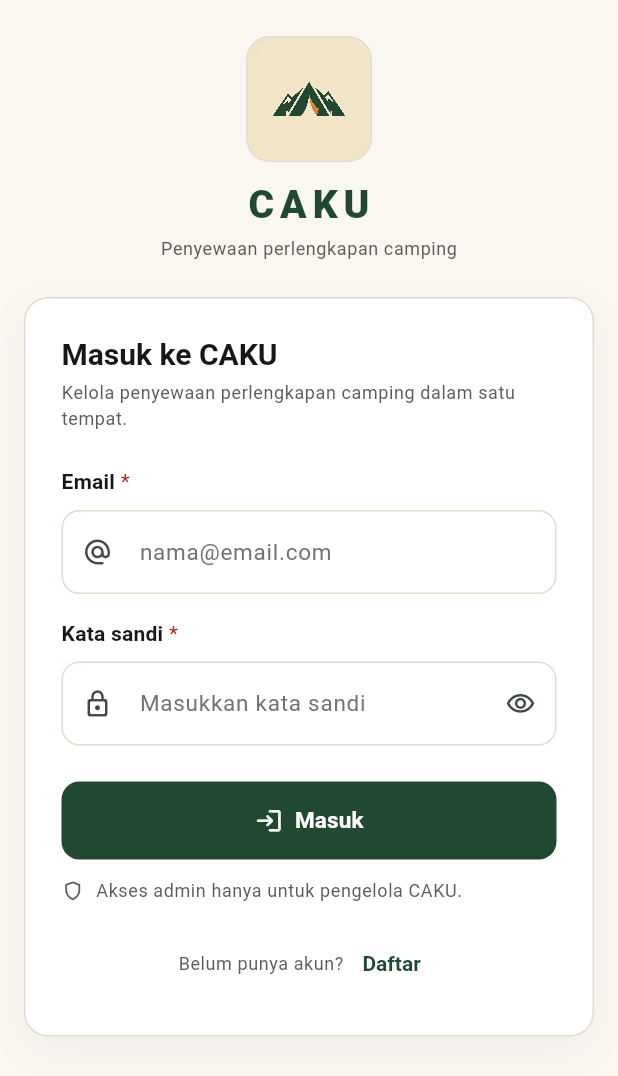
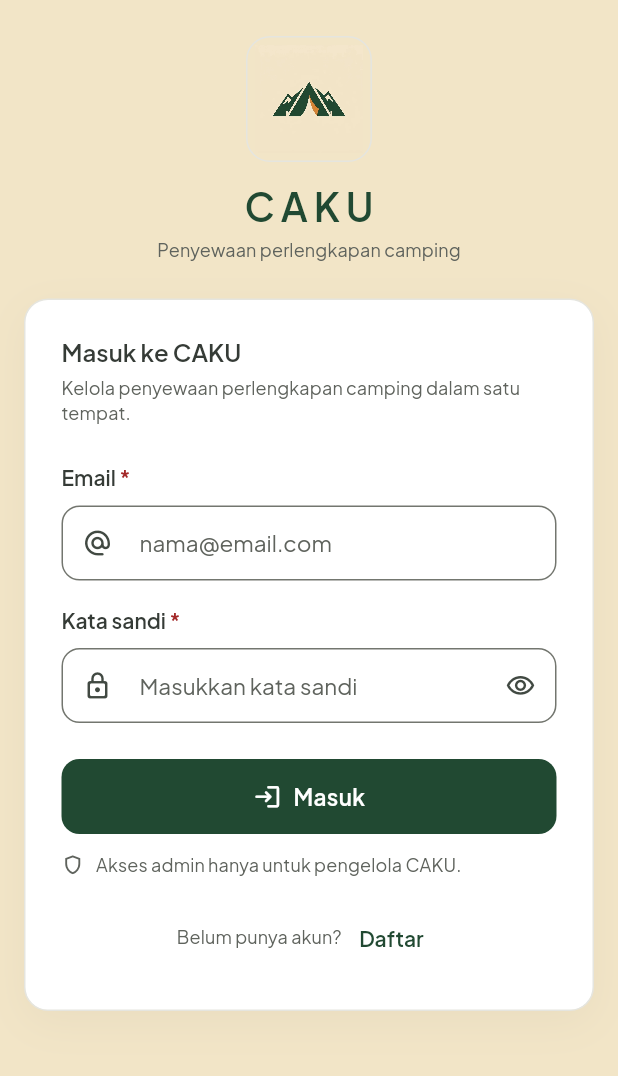
Before and after one commit to argottzz/Frontend-Caku, a Flutter app: the screen it shows after launch, on a phone screen of 412 x 824 dp. Shown: the top 1076 px of the screen. Run offline on Flutter 3.47's test engine with Material 3 defaults, Android fonts, the phone set to English and light mode, and no system bars; our stand-ins replace flutter_secure_storage, image_picker; accounts and stored records are empty.

Commit message:
feat: apply CAKU design tokens (colors, typography, spacing, radius) from FINAL DESIGN SPEC

```diff
--- a/lib/core/theme/app_colors.dart
+++ b/lib/core/theme/app_colors.dart
@@ -6,37 +6,61 @@ abstract final class AppColors {
   // Identitas merek
   static const Color forest = Color(0xFF214932);
   static const Color forestDeep = Color(0xFF163322);
-  static const Color orange = Color(0xFFD48432);
-  static const Color cream = Color(0xFFF2E5C7);
+  static const Color orange = Color(0xFFD48432); // Accent Block / Badge
+  static const Color cream = Color(0xFFF2E5C7); // Sand Cream
 
   // Netral
   static const Color white = Color(0xFFFFFFFF);
   static const Color nearBlack = Color(0xFF171717);
-  static const Color gray = Color(0xFF737373);
-  static const Color lightGray = Color(0xFFE5E5E5);
+  static const Color gray = Color(0xFF5F635D); // Muted Earth Gray
+  static const Color lightGray = Color(0xFFE5E5DF); // Disabled Surface / Hairline
 
   // Permukaan
-  static const Color background = Color(0xFFFAF7F1);
-  static const Color surface = white;
-  static const Color surfaceMuted = Color(0xFFF4F0E8);
-  static const Color border = Color(0xFFE3DCCE);
+  static const Color background = Color(0xFFF2E5C7); // Sand Cream
+  static const Color surface = white; // Pure White
+  static const Color surfaceMuted = Color(0xFFF5F5F3); // Soft Stone (read-only)
+  static const Color border = Color(0xFFE5E5DF); // Divider / Hairline
+  static const Color controlBorder = Color(0xFF73766F); // Slate Olive
+  static const Color focusBorder = forest; // Forest Green
+  static const Color errorBorder = Color(0xFFA32929);
 
   // Teks
-  static const Color textPrimary = nearBlack;
-  static const Color textSecondary = Color(0xFF5C5C5C);
+  static const Color textPrimary = Color(0xFF353B36); // Charcoal Forest
+  static const Color textSecondary = Color(0xFF5F635D); // Muted Earth Gray
   static const Color textOnDark = white;
+  static const Color textOnOrange = Color(0xFF1F1A14); // Dark Espresso
+  static const Color accentText = Color(0xFF9E5814); // Deep Ochre (teks oranye di atas putih)
+  static const Color decorativeIcon = Color(0xFF8A8A84);
 
-  // Status
+  // Status (wajib disertai ikon + label teks)
+  static const Color pendingBg = Color(0xFFFFF0D9);
+  static const Color pendingText = Color(0xFF8A4A0B);
+  static const Color approvedBg = Color(0xFFE8F1E9);
+  static const Color approvedText = Color(0xFF477653);
+  static const Color ongoingBg = Color(0xFFE5EFF8);
+  static const Color ongoingText = Color(0xFF2E5B7A);
+  static const Color overdueBg = Color(0xFFFCE8E8);
+  static const Color overdueText = Color(0xFFA32929);
+  static const Color completedBg = forest;
+  static const Color completedText = white;
+  static const Color rejectedBg = Color(0xFFFCE8E8);
+  static const Color rejectedText = Color(0xFFA32929);
+
+  // Status lama (alias agar kode lama tetap jalan)
   static const Color success = Color(0xFF2E7D32);
   static const Color successSurface = Color(0xFFE8F3E9);
-  static const Color warning = Color(0xFFB7791F);
-  static const Color warningSurface = Color(0xFFFBF1DF);
-  static const Color error = Color(0xFFB3261E);
-  static const Color errorSurface = Color(0xFFFBE9E8);
-  static const Color info = Color(0xFF2563EB);
-  static const Color infoSurface = Color(0xFFE8EFFC);
+  static const Color warning = Color(0xFF8A4A0B);
+  static const Color warningSurface = Color(0xFFFFF0D9);
+  static const Color error = Color(0xFFA32929);
+  static const Color errorSurface = Color(0xFFFCE8E8);
+  static const Color info = Color(0xFF2E5B7A);
+  static const Color infoSurface = Color(0xFFE5EFF8);
 
   // Aksen lembut
   static const Color forestSurface = Color(0xFFE7EDE8);
   static const Color orangeSurface = Color(0xFFFAEBD9);
+
+  // Disabled
+  static const Color disabledSurface = Color(0xFFE5E5DF);
+  static const Color disabledText = Color(0xFF5F635D);
 }
--- a/lib/core/theme/app_theme.dart
+++ b/lib/core/theme/app_theme.dart
@@ -12,98 +12,146 @@ abstract final class AppSpacing {
   static const double xl = 24;
   static const double xxl = 32;
   static const double xxxl = 48;
+
+  // Token khusus sesuai spesifikasi CAKU
+  static const double screen = 20; // padding horizontal layar
+  static const double section = 20; // jarak antar kelompok utama
+  static const double labelGap = 6; // jarak label ke input
+  static const double card = 16; // padding dalam card
+  static const double listItem = 12; // jarak antar kartu dalam daftar
+  static const double grid = 12; // jarak grid
+  static const double formField = 16; // jarak antar input
+  static const double inline = 8; // jarak ikon ke label
 }
 
 /// Radius sudut yang konsisten.
 abstract final class AppRadius {
-  static const double sm = 8;
-  static const double md = 12;
-  static const double lg = 16;
+  static const double sm = 8; // status pill / badge
+  static const double md = 12; // button & text input
+  static const double lg = 16; // card / container utama
+  static const double chip = 10; // filter chip
+  static const double modal = 20; // modal dialog
+  static const double bottomSheet = 20; // bottom sheet (atas)
   static const double pill = 999;
 }
 
 abstract final class AppTheme {
+  static const String fontFamily = 'PlusJakartaSans';
+
   static ThemeData get light {
     final base = ThemeData(
       useMaterial3: true,
       brightness: Brightness.light,
+      fontFamily: fontFamily,
       colorScheme: ColorScheme.fromSeed(
         seedColor: AppColors.forest,
         primary: AppColors.forest,
         onPrimary: AppColors.white,
         secondary: AppColors.orange,
-        onSecondary: AppColors.white,
+        onSecondary: AppColors.textOnOrange,
         surface: AppColors.surface,
         onSurface: AppColors.textPrimary,
         error: AppColors.error,
+        onError: AppColors.white,
       ),
       scaffoldBackgroundColor: AppColors.background,
       visualDensity: VisualDensity.standard,
     );
 
     final textTheme = base.textTheme
-        .apply(
-          bodyColor: AppColors.textPrimary,
-          displayColor: AppColors.textPrimary,
-        )
+        .apply(fontFamily: fontFamily)
         .copyWith(
+          // Display / H1
+          displayLarge: const TextStyle(
+            fontSize: 26,
+            height: 1.25,
+            fontWeight: FontWeight.w700,
+            letterSpacing: -0.3,
+            color: AppColors.textPrimary,
+            fontFamily: fontFamily,
+          ),
+          // Heading / H2
           headlineLarge: const TextStyle(
-            fontSize: 30,
-            height: 1.2,
-            fontWeight: FontWeight.w800,
-            letterSpacing: -0.6,
+            fontSize: 20,
+            height: 1.30,
+            fontWeight: FontWeight.w600,
+            letterSpacing: -0.2,
             color: AppColors.textPrimary,
+            fontFamily: fontFamily,
           ),
-          headlineMedium: const TextStyle(
-            fontSize: 24,
-            height: 1.25,
-            fontWeight: FontWeight.w800,
-            letterSpacing: -0.4,
-            color: AppColors.textPrimary,
-          ),
-          headlineSmall: const TextStyle(
-            fontSize: 20,
-            height: 1.3,
-            fontWeight: FontWeight.w700,
-            color: AppColors.textPrimary,
-          ),
+          // Title / H3
           titleLarge: const TextStyle(
-            fontSize: 18,
-            height: 1.3,
-            fontWeight: FontWeight.w700,
-            color: AppColors.textPrimary,
-          ),
-          titleMedium: const TextStyle(
             fontSize: 16,
             height: 1.35,
             fontWeight: FontWeight.w600,
+            letterSpacing: 0,
             color: AppColors.textPrimary,
+            fontFamily: fontFamily,
           ),
+          // Body
           bodyLarge: const TextStyle(
-            fontSize: 16,
-            height: 1.5,
+            fontSize: 14,
+            height: 1.50,
+            fontWeight: FontWeight.w400,
+            letterSpacing: 0,
             color: AppColors.textPrimary,
+            fontFamily: fontFamily,
           ),
+          // Body Strong
           bodyMedium: const TextStyle(
             fontSize: 14,
-            height: 1.5,
+            height: 1.50,
+            fontWeight: FontWeight.w600,
+            letterSpacing: 0,
             color: AppColors.textPrimary,
+            fontFamily: fontFamily,
           ),
+          // Caption
           bodySmall: const TextStyle(
             fontSize: 12,
-            height: 1.45,
+            height: 1.40,
+            fontWeight: FontWeight.w400,
+            letterSpacing: 0.1,
             color: AppColors.textSecondary,
+            fontFamily: fontFamily,
           ),
+          // Caption Bold / label
           labelLarge: const TextStyle(
             fontSize: 15,
-            height: 1.2,
-            fontWeight: FontWeight.w700,
+            height: 1.20,
+            fontWeight: FontWeight.w600,
+            letterSpacing: 0.2,
+            color: AppColors.textPrimary,
+            fontFamily: fontFamily,
+          ),
+          labelMedium: const TextStyle(
+            fontSize: 12,
+            height: 1.40,
+            fontWeight: FontWeight.w600,
             letterSpacing: 0.1,
+            color: AppColors.textPrimary,
+            fontFamily: fontFamily,
+          ),
+          labelSmall: const TextStyle(
+            fontSize: 12,
+            height: 1.40,
+            fontWeight: FontWeight.w400,
+            letterSpacing: 0.1,
+            color: AppColors.textSecondary,
+            fontFamily: fontFamily,
           ),
         );
 
+    // Alias yang dipakai kode lama: headlineMedium, headlineSmall, titleMedium, titleSmall
+    final textThemeFull = textTheme.copyWith(
+      headlineMedium: textTheme.headlineLarge,
+      headlineSmall: textTheme.titleLarge,
+      titleMedium: textTheme.titleLarge,
+      titleSmall: textTheme.labelMedium,
+    );
+
     return base.copyWith(
-      textTheme: textTheme,
+      textTheme: textThemeFull,
       splashFactory: InkSparkle.splashFactory,
       appBarTheme: const AppBarTheme(
         backgroundColor: AppColors.background,
@@ -115,37 +163,70 @@ abstract final class AppTheme {
           fontSize: 18,
           fontWeight: FontWeight.w700,
           color: AppColors.textPrimary,
+          fontFamily: fontFamily,
         ),
       ),
       inputDecorationTheme: InputDecorationTheme(
         filled: true,
         fillColor: AppColors.surface,
         contentPadding: const EdgeInsets.symmetric(
-          horizontal: AppSpacing.lg,
-          vertical: AppSpacing.lg,
+          horizontal: 14,
+          vertical: 14,
         ),
-        hintStyle: const TextStyle(color: AppColors.gray, fontSize: 15),
-        labelStyle: const TextStyle(color: AppColors.textSecondary),
+        hintStyle: const TextStyle(
+          color: AppColors.textSecondary,
+          fontSize: 15,
+          fontFamily: fontFamily,
+        ),
+        labelStyle: const TextStyle(
+          color: AppColors.textSecondary,
+          fontFamily: fontFamily,
+        ),
         floatingLabelStyle: const TextStyle(
           color: AppColors.forest,
           fontWeight: FontWeight.w600,
+          fontFamily: fontFamily,
         ),
-        border: _border(AppColors.border),
-        enabledBorder: _border(AppColors.border),
-        focusedBorder: _border(AppColors.forest, width: 1.6),
-        errorBorder: _border(AppColors.error),
-        focusedErrorBorder: _border(AppColors.error, width: 1.6),
-        errorStyle: const TextStyle(color: AppColors.error, fontSize: 12),
+        border: OutlineInputBorder(
+          borderRadius: BorderRadius.circular(AppRadius.md),
+          borderSide: const BorderSide(color: AppColors.controlBorder, width: 1),
+        ),
+        enabledBorder: OutlineInputBorder(
+          borderRadius: BorderRadius.circular(AppRadius.md),
+          borderSide: const BorderSide(color: AppColors.controlBorder, width: 1),
+        ),
+        focusedBorder: OutlineInputBorder(
+          borderRadius: BorderRadius.circular(AppRadius.md),
+          borderSide: const BorderSide(color: AppColors.focusBorder, width: 1.5),
+        ),
+        errorBorder: OutlineInputBorder(
+          borderRadius: BorderRadius.circular(AppRadius.md),
+          borderSide: const BorderSide(color: AppColors.errorBorder, width: 1.5),
+        ),
+        focusedErrorBorder: OutlineInputBorder(
+          borderRadius: BorderRadius.circular(AppRadius.md),
+          borderSide: const BorderSide(color: AppColors.errorBorder, width: 1.5),
+        ),
+        errorStyle: const TextStyle(
+          color: AppColors.error,
+          fontSize: 12,
+          fontFamily: fontFamily,
+        ),
       ),
       filledButtonTheme: FilledButtonThemeData(
         style: FilledButton.styleFrom(
           backgroundColor: AppColors.forest,
           foregroundColor: AppColors.textOnDark,
-          disabledBackgroundColor: AppColors.lightGray,
-          disabledForegroundColor: AppColors.gray,
-          minimumSize: const Size(0, 52),
+          disabledBackgroundColor: AppColors.disabledSurface,
+          disabledForegroundColor: AppColors.disabledText,
+          minimumSize: const Size(0, 50),
           padding: const EdgeInsets.symmetric(horizontal: AppSpacing.xl),
-          textStyle: textTheme.labelLarge,
+          textStyle: const TextStyle(
+            fontSize: 15,
+            fontWeight: FontWeight.w600,
+            letterSpacing: 0.2,
+            fontFamily: fontFamily,
+          ),
           shape: RoundedRectangleBorder(
             borderRadius: BorderRadius.circular(AppRadius.md),
           ),
@@ -154,10 +235,15 @@ abstract final class AppTheme {
       outlinedButtonTheme: OutlinedButtonThemeData(
         style: OutlinedButton.styleFrom(
           foregroundColor: AppColors.forest,
-          minimumSize: const Size(0, 52),
+          minimumSize: const Size(0, 50),
           padding: const EdgeInsets.symmetric(horizontal: AppSpacing.xl),
-          textStyle: textTheme.labelLarge,
-          side: const BorderSide(color: AppColors.forest, width: 1.4),
+          textStyle: const TextStyle(
+            fontSize: 15,
+            fontWeight: FontWeight.w600,
+            letterSpacing: 0.2,
+            fontFamily: fontFamily,
+          ),
+          side: const BorderSide(color: AppColors.forest, width: 1.5),
           shape: RoundedRectangleBorder(
             borderRadius: BorderRadius.circular(AppRadius.md),
           ),
@@ -166,7 +252,10 @@ abstract final class AppTheme {
       textButtonTheme: TextButtonThemeData(
         style: TextButton.styleFrom(
           foregroundColor: AppColors.forest,
-          textStyle: const TextStyle(fontWeight: FontWeight.w600),
+          textStyle: const TextStyle(
+            fontWeight: FontWeight.w600,
+            fontFamily: fontFamily,
+          ),
         ),
       ),
       cardTheme: CardThemeData(
@@ -188,18 +277,19 @@ abstract final class AppTheme {
         backgroundColor: AppColors.surface,
         surfaceTintColor: Colors.transparent,
         indicatorColor: AppColors.forestSurface,
-        height: 68,
+        height: 64,
         elevation: 0,
         labelBehavior: NavigationDestinationLabelBehavior.alwaysShow,
         labelTextStyle: WidgetStateProperty.resolveWith(
           (states) => TextStyle(
             fontSize: 12,
             fontWeight: states.contains(WidgetState.selected)
-                ? FontWeight.w700
-                : FontWeight.w500,
+                ? FontWeight.w600
+                : FontWeight.w400,
             color: states.contains(WidgetState.selected)
                 ? AppColors.forest
                 : AppColors.textSecondary,
+            fontFamily: fontFamily,
           ),
         ),
         iconTheme: WidgetStateProperty.resolveWith(
@@ -214,13 +304,16 @@ abstract final class AppTheme {
       chipTheme: base.chipTheme.copyWith(
         backgroundColor: AppColors.surface,
         selectedColor: AppColors.forest,
-        side: const BorderSide(color: AppColors.border),
+        side: const BorderSide(color: AppColors.controlBorder),
         labelStyle: const TextStyle(
           fontSize: 13,
           fontWeight: FontWeight.w600,
           color: AppColors.textPrimary,
+          fontFamily: fontFamily,
         ),
-        shape: const StadiumBorder(),
+        shape: RoundedRectangleBorder(
+          borderRadius: BorderRadius.circular(AppRadius.chip),
+        ),
         padding: const EdgeInsets.symmetric(
           horizontal: AppSpacing.md,
           vertical: AppSpacing.sm,
@@ -228,7 +321,10 @@ abstract final class AppTheme {
       ),
       snackBarTheme: SnackBarThemeData(
         backgroundColor: AppColors.nearBlack,
-        contentTextStyle: const TextStyle(color: AppColors.white),
+        contentTextStyle: const TextStyle(
+          color: AppColors.white,
+          fontFamily: fontFamily,
+        ),
         behavior: SnackBarBehavior.floating,
         shape: RoundedRectangleBorder(
           borderRadius: BorderRadius.circular(AppRadius.md),
@@ -238,7 +334,7 @@ abstract final class AppTheme {
         backgroundColor: AppColors.surface,
         surfaceTintColor: Colors.transparent,
         shape: RoundedRectangleBorder(
-          borderRadius: BorderRadius.circular(AppRadius.lg),
+          borderRadius: BorderRadius.circular(AppRadius.modal),
         ),
       ),
       progressIndicatorTheme: const ProgressIndicatorThemeData(
@@ -248,14 +344,18 @@ abstract final class AppTheme {
       listTileTheme: const ListTileThemeData(
         iconColor: AppColors.forest,
         textColor: AppColors.textPrimary,
-        contentPadding: EdgeInsets.symmetric(horizontal: AppSpacing.lg),
+        contentPadding: EdgeInsets.symmetric(horizontal: AppSpacing.screen),
       ),
       tooltipTheme: TooltipThemeData(
         decoration: BoxDecoration(
           color: AppColors.nearBlack,
           borderRadius: BorderRadius.circular(AppRadius.sm),
         ),
-        textStyle: const TextStyle(color: AppColors.white, fontSize: 12),
+        textStyle: const TextStyle(
+          color: AppColors.white,
+          fontSize: 12,
+          fontFamily: fontFamily,
+        ),
       ),
       pageTransitionsTheme: const PageTransitionsTheme(
         builders: {
@@ -263,16 +363,10 @@ abstract final class AppTheme {
           TargetPlatform.iOS: CupertinoPageTransitionsBuilder(),
           TargetPlatform.windows: FadeForwardsPageTransitionsBuilder(),
           TargetPlatform.linux: FadeForwardsPageTransitionsBuilder(),
-          TargetPlatform.macOS: FadeForwardsPageTransitionsBuilder(),
+          TargetPlatform.macOS: CupertinoPageTransitionsBuilder(),
         },
       ),
     );
   }
 
-  static OutlineInputBorder _border(Color color, {double width = 1}) {
-    return OutlineInputBorder(
-      borderRadius: BorderRadius.circular(AppRadius.md),
-      borderSide: BorderSide(color: color, width: width),
-    );
-  }
 }
```
Also changed, not shown: pubspec.yaml (+13 -0 lines), asset/onboarding-1.jpg (added), asset/onboarding-2.jpg (added), asset/onboarding-3.jpg (added), 3 other files.
